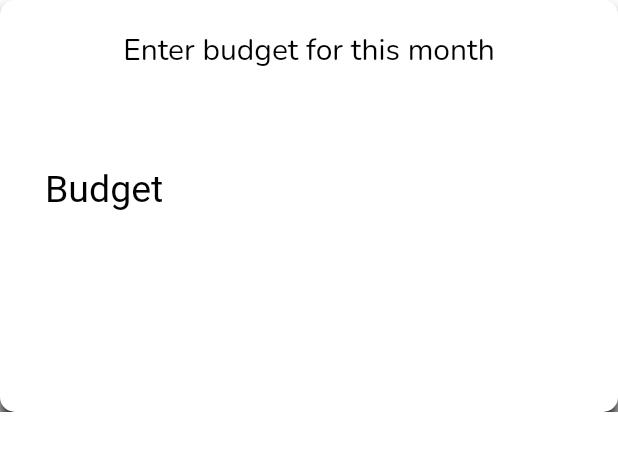
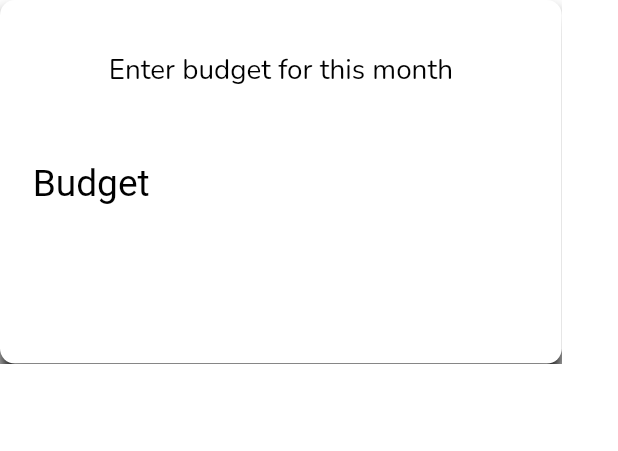
Before and after one commit to phantomcorn/Broked, a Flutter app: the LessBroke widget shown alone on an empty page, opened directly, on a phone screen of 412 x 824 dp. Shown: the top 451 px of the screen. Run offline on Flutter 3.47's test engine with Material 2 defaults, Android fonts, the phone set to English and light mode, and no system bars; our stand-ins replace audioplayers, fl_chart, flutter_datetime_picker, google_fonts, sqflite; missing offline and left inert: animated_button; accounts and stored records are empty.

Commit message:
adjust dialog content to be scalable to different screen sizes

```diff
--- a/lib/main.dart
+++ b/lib/main.dart
@@ -338,7 +338,7 @@ class _Analytics extends State<Analytics> {
                             ),
                             elevation: 0,
                             backgroundColor: Colors.white,
-                            child: resetDialog(context),
+                            child: resetDialog(context, width, height),
                           );
                         }
                       );
@@ -766,11 +766,11 @@ class _Analytics extends State<Analytics> {
     );
   }
 
-  Widget resetDialog(context) {
+  Widget resetDialog(BuildContext context, double width, double height) {
     return Stack(
       children: <Widget>[
         Container (
-          padding: EdgeInsets.all(20),
+          padding: EdgeInsets.all(width / 35),
           decoration: BoxDecoration(
               shape: BoxShape.rectangle,
               color: Colors.white,
@@ -783,22 +783,24 @@ class _Analytics extends State<Analytics> {
                 ),
               ]
           ),
-          width: MediaQuery.of(context).size.height / 1.5,
-          height : MediaQuery.of(context).size.width / 2,
+          width: width / 1.1,
+          height : height / 4,
           child : Column(
             children: [
               Text("Reset Database",
                 style: TextStyle(
-                  color: Colors.black
+                  color: Colors.black,
+                  fontSize: width * 0.04
                 )
               ),
-              SizedBox(height : 25),
+              SizedBox(height : height / 22),
               Text("All input data you've previously entered will be erased. Are you sure?",
                 style: TextStyle(
-                  color: Colors.black
+                  color: Colors.black,
+                  fontSize: width * 0.036
                 )
               ),
-              SizedBox(height : 40),
+              SizedBox(height : height / 20),
               Row(
                 children: [
                   AnimatedButton(
@@ -815,8 +817,8 @@ class _Analytics extends State<Analytics> {
                         )
                       ),
                       color: MyApp.theme[MyApp.selectedTheme]!["deleteYes"]!,
-                      width: 100,
-                      height: 32
+                      width: width / 4,
+                      height: height / 30
                   ),
                   AnimatedButton(
                       onPressed: () {
@@ -829,13 +831,14 @@ class _Analytics extends State<Analytics> {
                         )
                       ),
                       color: MyApp.theme[MyApp.selectedTheme]!["deleteNo"]!,
-                      width: 100,
-                      height: 32
+                      width: width / 4,
+                      height: height / 30
                   )
                 ],
                 mainAxisAlignment: MainAxisAlignment.spaceEvenly,
               )
             ],
+            mainAxisAlignment: MainAxisAlignment.center,
           ),
         )
       ],
@@ -951,9 +954,11 @@ class _LessBrokeState extends State<LessBroke> {
 
   @override
   Widget build(BuildContext context) {
+    double width = MediaQuery.of(context).size.width;
+    double height = MediaQuery.of(context).size.height;
     return Container(
-        width: MediaQuery.of(context).size.height / 1.5,
-        height : MediaQuery.of(context).size.width / 1.5,
+        width: width / 1.1,
+        height : height / 3.4,
         child : Stack(
             children : [
               PageView(
@@ -961,8 +966,8 @@ class _LessBrokeState extends State<LessBroke> {
                   controller: pageController,
                   scrollDirection: Axis.horizontal,
                   children: [
-                    budget(context),
-                    savingTarget(context)
+                    budget(context, width, height),
+                    savingTarget(context, width, height)
                   ]
               )
             ]
@@ -970,7 +975,7 @@ class _LessBrokeState extends State<LessBroke> {
     );
   }
 
-  Widget inputBudget() {
+  Widget inputBudget(BuildContext context) {
     return TextFormField(
       controller: budgetController,
       keyboardType: TextInputType.numberWithOptions(
@@ -987,22 +992,22 @@ class _LessBrokeState extends State<LessBroke> {
           hintText: "Budget",
           hintStyle: TextStyle(
               color : Colors.black,
-              fontSize: 25
+              fontSize: MediaQuery.of(context).size.width * 0.06
           ),
           border: InputBorder.none,
           contentPadding: EdgeInsets.symmetric(vertical: 20.0, horizontal: 10.0)
       ),
       style: TextStyle(
-          fontSize: 30,
+          fontSize: MediaQuery.of(context).size.width * 0.06,
           color: Colors.black
       ),
     );
   }
 
 
-  Widget budget(context) {
+  Widget budget(BuildContext context, double width, double height) {
     return Container(
-        padding: EdgeInsets.all(20),
+        padding: EdgeInsets.all(width / 35),
         decoration: BoxDecoration(
             shape: BoxShape.rectangle,
             color: Colors.white,
@@ -1021,12 +1026,12 @@ class _LessBrokeState extends State<LessBroke> {
                 "Enter budget for this month",
                 style: TextStyle(
                     color: Colors.black,
-                    fontSize: 20
+                    fontSize: width * 0.045
                 )
             ),
-            SizedBox(height : 40),
-            inputBudget(),
-            SizedBox(height : 50),
+            SizedBox(height : height / 29),
+            inputBudget(context),
+            SizedBox(height : height / 25),
             AnimatedButton(
                 onPressed: () async {
                   if (budgetController.text != '') {
@@ -1048,18 +1053,18 @@ class _LessBrokeState extends State<LessBroke> {
                         color: MyApp.theme[MyApp.selectedTheme]!["buttonText"]
                     )
                 ),
-                width: 100,
-                height: 32
+                width: width / 4,
+                height: height / 25
             )
           ],
+          mainAxisAlignment: MainAxisAlignment.center,
         )
     );
   }
 
-  Widget savingTarget(context) {
+  Widget savingTarget(BuildContext context, double width, double height) {
     if (sliderValue != null && budgetController.text != '') {
       return Container(
-          padding: EdgeInsets.zero,
           decoration: BoxDecoration(
               shape: BoxShape.rectangle,
               color: Colors.white,
@@ -1075,11 +1080,15 @@ class _LessBrokeState extends State<LessBroke> {
           child: Column(
             children: [
               Container(
-                margin: EdgeInsets.only(bottom : 10),
+                margin: EdgeInsets.only(bottom : width / 35, top : width / 50),
+                height: height / 30,
                 child : Row(
                   children: [
-                    IconButton(
+                    Align(
+                      alignment: Alignment.center,
+                      child: IconButton(
                         icon : Icon(Icons.arrow_back),
+                        iconSize: width / 20,
                         onPressed: () {
                           pageController.animateToPage(0,
                               duration: Duration(milliseconds: 200),
@@ -1087,6 +1096,8 @@ class _LessBrokeState extends State<LessBroke> {
                           );
                         },
                       ),
+                    ),
+
                     Spacer(),
                   ],
                   mainAxisAlignment: MainAxisAlignment.spaceBetween,
@@ -1098,18 +1109,18 @@ class _LessBrokeState extends State<LessBroke> {
                     "Savings target for this month",
                     style: TextStyle(
                         color: Colors.black,
-                        fontSize: 20
+                        fontSize: width * 0.042
                     ),
-                )
                 ),
-              SizedBox(height: 20),
+              ),
+              SizedBox(height: height / 40),
               Container(
                   margin: EdgeInsets.only(left : 10, right : 10),
                   child : Text(
                       sliderValue!.toStringAsFixed(1),
                       style: TextStyle(
                         color: Colors.black,
-                        fontSize: 23
+                        fontSize: width * 0.045
                       ),
                   ),
               ),
@@ -1122,11 +1133,12 @@ class _LessBrokeState extends State<LessBroke> {
                       sliderValue = value;
                     });
                   },
+                  divisions: 5,
                   min: 0,
                   max: double.parse(budgetController.text),
                 )
               ),
-              SizedBox(height: 15),
+              SizedBox(height: height / 60),
               AnimatedButton(
                   onPressed: () async {
                     await SpentDatabase.instance.addBudgetAndTarget(
@@ -1143,10 +1155,11 @@ class _LessBrokeState extends State<LessBroke> {
                           color: MyApp.theme[MyApp.selectedTheme]!["buttonText"]
                       )
                   ),
-                  width: 100,
-                  height: 32
+                  width: width / 4,
+                  height: height / 28
               )
             ],
+            mainAxisAlignment: MainAxisAlignment.start,
           )
       );
     } else {
```
Lines whose indentation alone changed are shown as unchanged.
